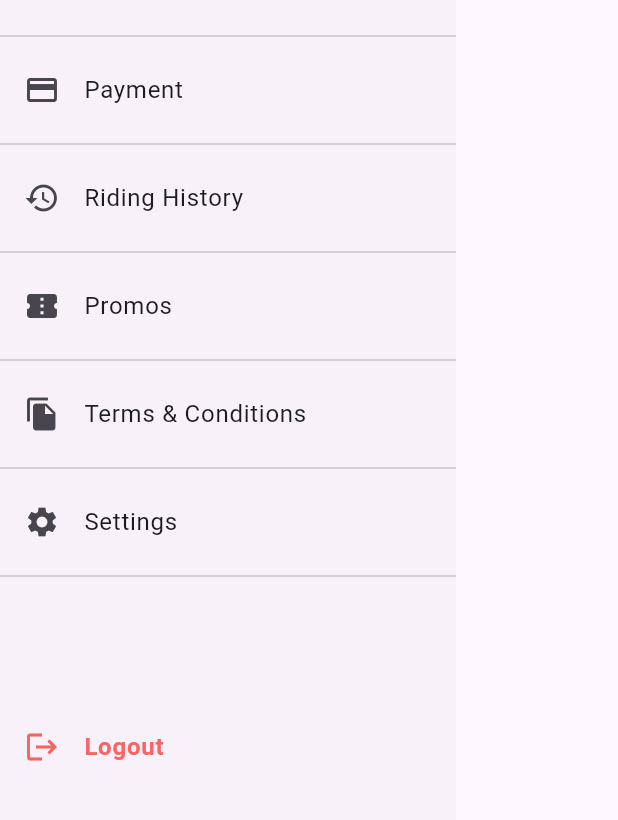
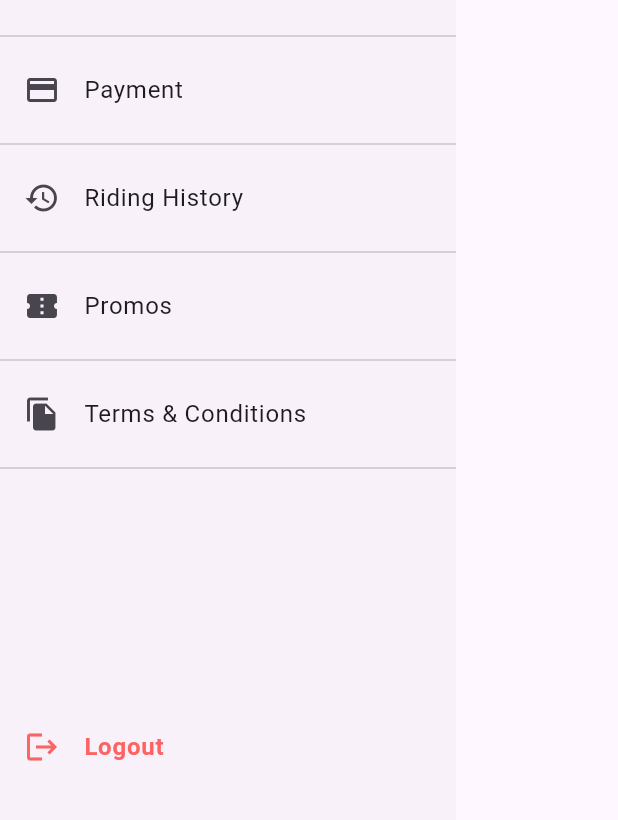
Before and after one commit to HenryBS18/Rollease, a Flutter app: the Sidebar widget shown alone on an empty page, opened directly, on a phone screen of 412 x 824 dp, the part 351-1171 px from its top. Run offline on Flutter 3.47's test engine with Material 3 defaults, Android fonts, the phone set to English and light mode, and no system bars; our stand-ins replace animate_do, camera, flutter_bloc, flutter_map, flutter_rating_bar, geolocator and 5 more; missing offline and left inert: flutter_map_location_marker, qr_code_scanner; accounts and stored records are empty.

Commit message:
Remove settings from sidebar

```diff
--- a/lib/views/widgets/sidebar.dart
+++ b/lib/views/widgets/sidebar.dart
@@ -86,14 +86,6 @@ class Sidebar extends StatelessWidget {
                       },
                     ),
                     const Divider(),
-                    ListTile(
-                      leading: const Icon(Icons.settings),
-                      title: const Text("Settings"),
-                      onTap: () {
-                        Navigator.pushNamed(context, '/');
-                      },
-                    ),
-                    const Divider(),
                   ],
                 ),
                 Padding(
```
